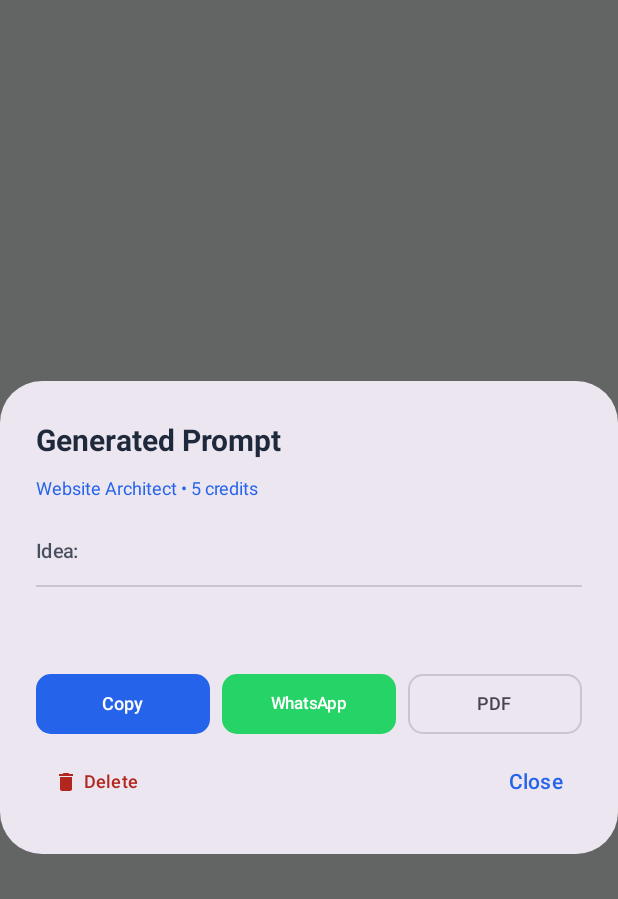
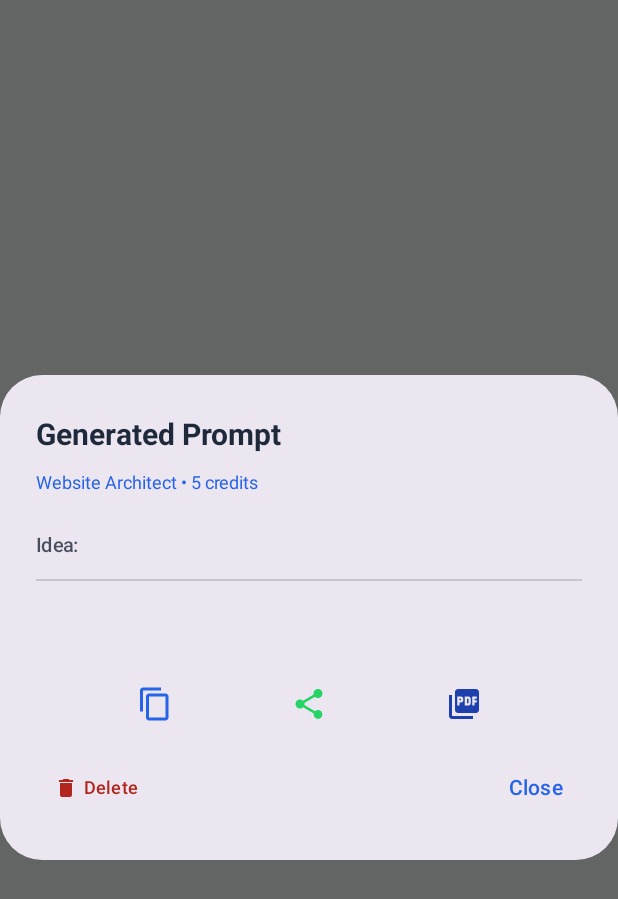
Before and after one commit to poorandewangan35/ai-prompt-generator-app, an Android app built with Jetpack Compose: the composable PromptDetailDialog shown on its own in the app's theme, on a phone screen of 412 x 824 dp. Shown: the top 899 px of the screen. Run offline under Robolectric (Android 15) with nearby library versions, the light colour scheme and no system bars; our stand-ins replace Firebase (no records; nobody signed in at launch, a user with empty details on screens opened directly); 1 statement that could not run was skipped.

Commit message:
feat: replace copy, whatsapp, and pdf buttons with modern icons in dialogs and history list cards

```diff
--- a/app/src/main/java/com/aipromptgenerater/aitricker/ui/home/HomeScreen.kt
+++ b/app/src/main/java/com/aipromptgenerater/aitricker/ui/home/HomeScreen.kt
@@ -477,46 +477,40 @@ fun PromptDetailDialog(
             ) {
                 Row(
                     modifier = Modifier.fillMaxWidth(),
-                    horizontalArrangement = Arrangement.spacedBy(8.dp)
+                    horizontalArrangement = Arrangement.SpaceEvenly,
+                    verticalAlignment = Alignment.CenterVertically
                 ) {
                     // Copy
-                    Button(
-                        onClick = { copyToClipboard(context, prompt.response) },
-                        modifier = Modifier
-                            .weight(1f)
-                            .height(40.dp),
-                        shape = RoundedCornerShape(10.dp),
-                        contentPadding = PaddingValues(horizontal = 4.dp)
-                    ) {
-                        Text("Copy", fontSize = 12.sp)
+                    IconButton(onClick = { copyToClipboard(context, prompt.response) }) {
+                        Icon(
+                            imageVector = Icons.Default.ContentCopy,
+                            contentDescription = "Copy Prompt",
+                            tint = MaterialTheme.colorScheme.primary,
+                            modifier = Modifier.size(24.dp)
+                        )
                     }
 
                     // WhatsApp
-                    Button(
-                        onClick = { shareToWhatsApp(context, prompt.response) },
-                        modifier = Modifier
-                            .weight(1f)
-                            .height(40.dp),
-                        shape = RoundedCornerShape(10.dp),
-                        colors = ButtonDefaults.buttonColors(containerColor = Color(0xFF25D366)),
-                        contentPadding = PaddingValues(horizontal = 4.dp)
-                    ) {
-                        Text("WhatsApp", color = Color.White, fontSize = 11.sp)
+                    IconButton(onClick = { shareToWhatsApp(context, prompt.response) }) {
+                        Icon(
+                            imageVector = Icons.Default.Share,
+                            contentDescription = "Share to WhatsApp",
+                            tint = Color(0xFF25D366),
+                            modifier = Modifier.size(24.dp)
+                        )
                     }
 
                     // PDF
-                    OutlinedButton(
-                        onClick = {
-                            val title = if (prompt.type == "App") "App Prompt Architecture" else "Website Prompt Architecture"
-                            savePromptAsPdf(context, title, prompt.response)
-                        },
-                        modifier = Modifier
-                            .weight(1f)
-                            .height(40.dp),
-                        shape = RoundedCornerShape(10.dp),
-                        contentPadding = PaddingValues(horizontal = 4.dp)
-                    ) {
-                        Text("PDF", fontSize = 12.sp)
+                    IconButton(onClick = {
+                        val title = if (prompt.type == "App") "App Prompt Architecture" else "Website Prompt Architecture"
+                        savePromptAsPdf(context, title, prompt.response)
+                    }) {
+                        Icon(
+                            imageVector = Icons.Default.PictureAsPdf,
+                            contentDescription = "Download PDF",
+                            tint = MaterialTheme.colorScheme.secondary,
+                            modifier = Modifier.size(24.dp)
+                        )
                     }
                 }
 
```
Also changed, not shown: app/src/main/java/com/aipromptgenerater/aitricker/ui/history/HistoryScreen.kt (+29 -35 lines).
